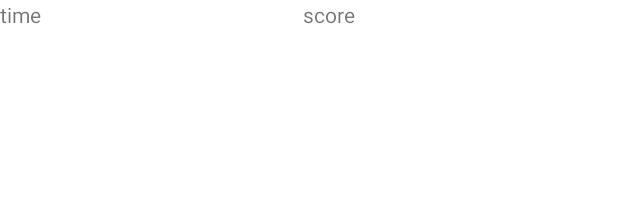
After one commit to KingOnHuy/CS355_Final_Project, an Android app: the layout list_score.xml on its own in the app's theme, with its tools: preview values and no code run, on a phone screen of 412 x 824 dp. The commit adds this screen. Shown: the top 198 px of the screen. Run offline under Robolectric (Android 15) with nearby library versions, the phone set to English and light mode, and no system bars.

Commit message:
Update history list

```diff
--- a/app/src/main/java/com/example/riddle/DBManager.java
+++ b/app/src/main/java/com/example/riddle/DBManager.java
@@ -36,7 +36,9 @@ public class DBManager {
     }
 
     public Cursor fetch() {
-        String[] columns = new String[]{DatabaseHelper._ID,
+        String[] columns = new String[]{
+                DatabaseHelper._ID,
+                DatabaseHelper.TIME,
                 DatabaseHelper.SCORE,
         };
         Cursor cursor = database.query(DatabaseHelper.TABLE_NAME, columns, null, null, null, null, null);
--- a/app/src/main/java/com/example/riddle/ResultActivity.java
+++ b/app/src/main/java/com/example/riddle/ResultActivity.java
@@ -9,6 +9,7 @@ import android.widget.Button;
 import android.widget.TextView;
 
 public class ResultActivity extends AppCompatActivity {
+    private DBManager dbManager;
 
     @Override
     protected void onCreate(Bundle savedInstanceState) {
@@ -22,6 +23,11 @@ public class ResultActivity extends AppCompatActivity {
         outMsg.setText(getIntent().getStringExtra("msg"));
         scoreTxt.setText("Score: " + score);
 
+        dbManager = new DBManager(this);
+
+        dbManager.open();
+        dbManager.insert(score);
+        dbManager.close();
 
         final Button replayBtn = (Button) findViewById(R.id.replayBtn);
         final Button histotyBtn = (Button) findViewById(R.id.resultHistoryBtn);
--- /dev/null
+++ b/app/src/main/res/layout/list_score.xml
@@ -0,0 +1,29 @@
+<?xml version="1.0" encoding="utf-8"?>
+<androidx.constraintlayout.widget.ConstraintLayout
+    xmlns:android="http://schemas.android.com/apk/res/android"
+    xmlns:tools="http://schemas.android.com/tools"
+    android:layout_width="match_parent"
+    android:layout_height="match_parent">
+
+    <LinearLayout
+        android:layout_width="match_parent"
+        android:layout_height="match_parent"
+        android:orientation="horizontal"
+        tools:layout_editor_absoluteX="233dp"
+        tools:layout_editor_absoluteY="302dp">
+
+        <TextView
+            android:id="@+id/timeScoreColumn"
+            android:layout_width="wrap_content"
+            android:layout_height="wrap_content"
+            android:layout_weight="1"
+            android:text="time" />
+
+        <TextView
+            android:id="@+id/scoreNumberColumn"
+            android:layout_width="wrap_content"
+            android:layout_height="wrap_content"
+            android:layout_weight="1"
+            android:text="score" />
+    </LinearLayout>
+</androidx.constraintlayout.widget.ConstraintLayout>
```
Also changed, not shown: app/src/main/java/com/example/riddle/HistoryActivity.java (+30 -0 lines), app/src/main/res/layout/activity_history.xml (+11 -1 lines).
